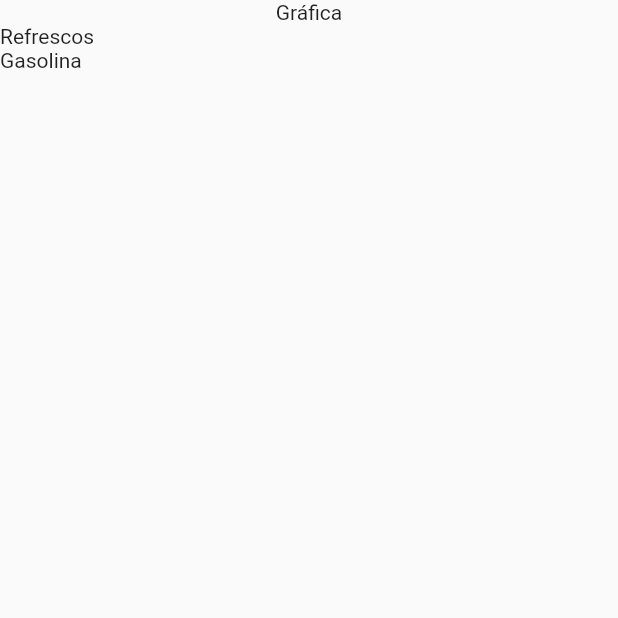
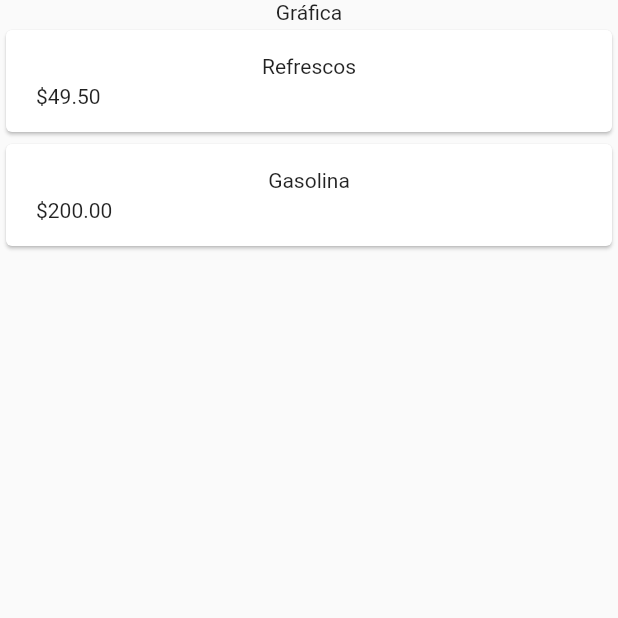
Before and after one commit to julioantonio12/expense-tracker, a Flutter app: the screen it shows after launch, on a phone screen of 412 x 824 dp, the top half of it. Run offline on Flutter 3.47's test engine with Material 2 defaults, Android fonts, the phone set to English and light mode, and no system bars.

Commit message:
Reorganize files and folders. Add format to expense cost

```diff
--- a/lib/main.dart
+++ b/lib/main.dart
@@ -1,5 +1,5 @@
 import 'package:flutter/material.dart';
-import 'package:expense_tracker/expenses.dart';
+import 'package:expense_tracker/widgets/expenses.dart';
 
 void main() {
   runApp(
--- a/lib/expenses.dart
+++ b/lib/widgets/expenses.dart
@@ -1,7 +1,7 @@
 import 'package:flutter/cupertino.dart';
 import 'package:flutter/material.dart';
-import 'package:expense_tracker/expenses_list.dart';
-import 'models/expense.dart';
+import 'package:expense_tracker/widgets/expenses_list/expenses_list.dart';
+import '../models/expense.dart';
 
 class Expenses extends StatefulWidget {
   const Expenses({super.key});
--- /dev/null
+++ b/lib/widgets/expenses_list/expense_item.dart
@@ -0,0 +1,29 @@
+import 'package:flutter/material.dart';
+
+import '../../models/expense.dart';
+
+class ExpenseItem extends StatelessWidget {
+  const ExpenseItem(this.expense, {super.key});
+
+  final Expense expense;
+
+  @override
+  Widget build(BuildContext context) {
+    return Card(
+      child: Padding(
+        padding: const EdgeInsets.symmetric(vertical: 16, horizontal: 20),
+        child: Column(
+          children: [
+            Text(expense.title),
+            const SizedBox(height: 4),
+            Row(
+              children: [
+                Text('\$${expense.amount.toStringAsFixed(2)}'),
+              ],
+            ),
+          ],
+        ),
+      ),
+    );
+  }
+}
--- a/lib/expenses_list.dart
+++ b/lib/widgets/expenses_list/expenses_list.dart
@@ -1,4 +1,5 @@
 import 'package:expense_tracker/models/expense.dart';
+import 'package:expense_tracker/widgets/expenses_list/expense_item.dart';
 import 'package:flutter/cupertino.dart';
 
 class ExpensesList extends StatelessWidget {
@@ -10,7 +11,7 @@ class ExpensesList extends StatelessWidget {
   Widget build(BuildContext context) {
     return ListView.builder(
       itemCount: expenses.length,
-      itemBuilder: (ctx, index) => Text(expenses[index].title),
+      itemBuilder: (ctx, index) => ExpenseItem(expenses[index]),
     );
   }
 }
```
